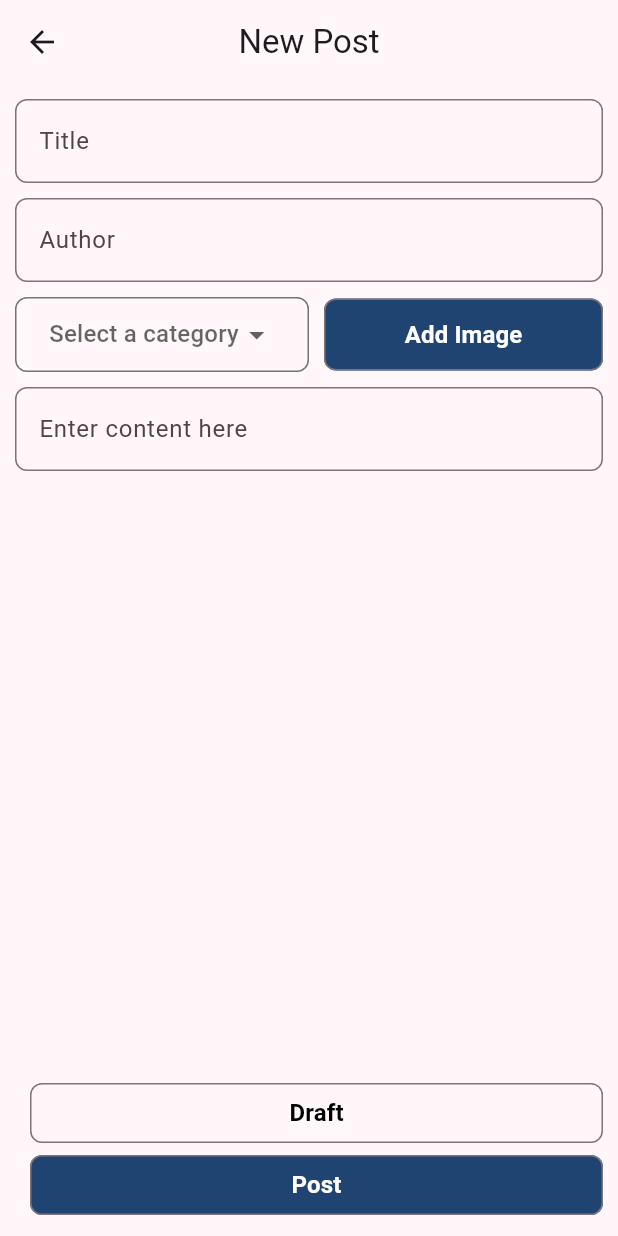
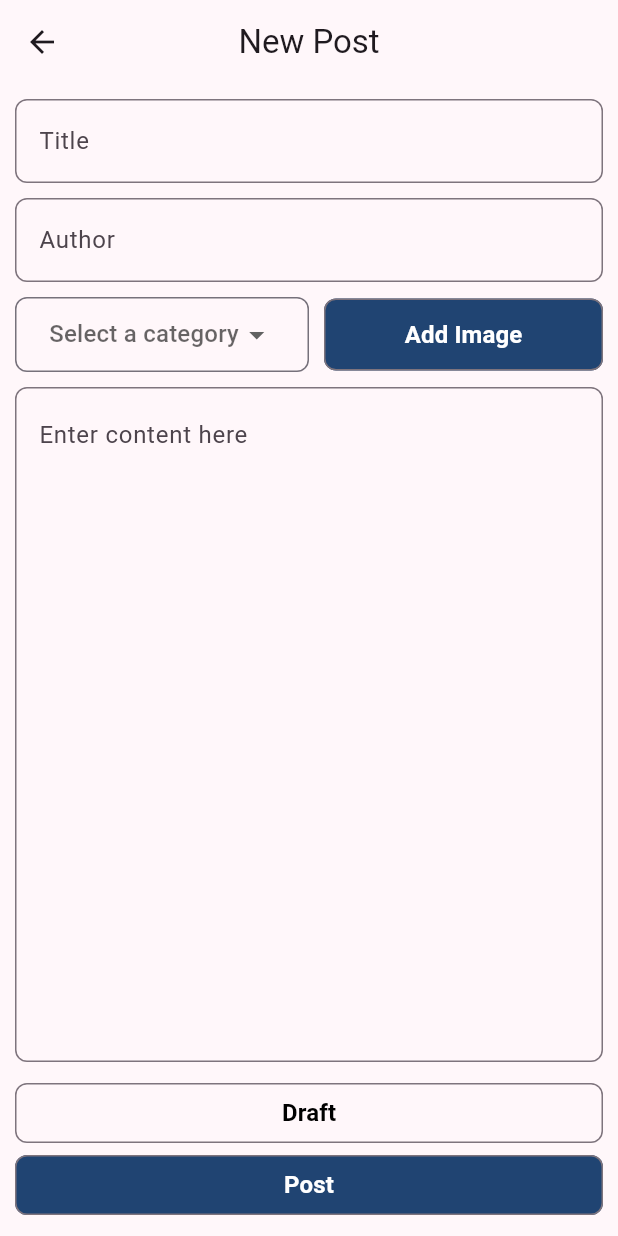
Before and after one commit to swaroopaMammu/novalate, a Flutter app: the screen it shows after launch, item 3 of the bottom bar chosen, after a tap on "Add New Post", on a phone screen of 412 x 824 dp. Run offline on Flutter 3.47's test engine with Material 3 defaults, Android fonts, the light colour scheme and no system bars; our stand-ins replace bloc, cloud_firestore, firebase_core, firebase_storage, flutter_bloc, go_router and 2 more; missing offline and left inert: dart:ffi; accounts and stored records are empty.

Commit message:
code optimization

```diff
--- a/lib/ui/screens/AddNewEntryScreen.dart
+++ b/lib/ui/screens/AddNewEntryScreen.dart
@@ -137,7 +137,7 @@ class _AddNewEntryScreenState extends State<AddNewEntryScreen> {
                 Expanded(
                   child:
                   BoxedButton(buttonText: "Add Image",width: null,height: 48,fillColor: const Color.fromARGB(255, 32, 68, 114),
-                    isButtonEnabled: true,textColor: Colors.white, onClick: (){
+                    isButtonEnabled: true,textColor: Colors.white,padding: const EdgeInsets.fromLTRB(10.0, 0, 0, 0), onClick: (){
                     dBloc.add(AddImageButtonClickEvent());
                   },),
                 ),
@@ -145,17 +145,17 @@ class _AddNewEntryScreenState extends State<AddNewEntryScreen> {
             ),
             const SizedBox(height: 10),
             Expanded(
-              child: BorderedTextField(label: null,hint:"Enter content here",error: "Please enter your  content",controller: _sController,isLongTextField: false ),
+              child: BorderedTextField(label: null,hint:"Enter content here",error: "Please enter your  content",controller: _sController,isLongTextField: true ),
             ),
             const SizedBox(height: 10),
             BoxedButton(buttonText: "Draft",width: double.infinity,height: null,fillColor: null,
-              isButtonEnabled: _isButtonEnabled, textColor: Colors.black,
+              isButtonEnabled: _isButtonEnabled, textColor: Colors.black,padding: const EdgeInsets.all(0.0),
               onClick: (){
                 if(_isButtonEnabled){
                   validateFieldsForDraft();
                 }
               },),
-            BoxedButton(buttonText: "Post",width: double.infinity,height: null,fillColor: const Color.fromARGB(255, 32, 68, 114),
+            BoxedButton(buttonText: "Post",padding: const EdgeInsets.all(0.0),width: double.infinity,height: null,fillColor: const Color.fromARGB(255, 32, 68, 114),
               isButtonEnabled: _isButtonEnabled, textColor: Colors.white,
               onClick: (){
                 if(_isButtonEnabled){
--- a/lib/ui/screens/CategoryScreen.dart
+++ b/lib/ui/screens/CategoryScreen.dart
@@ -5,6 +5,8 @@ import 'package:go_router/go_router.dart';
 import 'package:novalate/bloc/category_bloc.dart';
 import 'package:novalate/utils/AppConstants.dart';
 import 'package:novalate/utils/NavigationConstants.dart';
+
+import '../widgets/round_corner_card.dart';
 
 
 class CategoryScreen extends StatefulWidget {
@@ -15,11 +17,12 @@ class CategoryScreen extends StatefulWidget {
 
 class _CategoryScreenState extends State<CategoryScreen> {
 
-  final cBloc = CategoryBloc();
+  late final CategoryBloc cBloc;
 
   @override
   void initState() {
     super.initState();
+    cBloc = CategoryBloc();
     cBloc.add(CategoryInitialLoadEvent());
   }
 
@@ -64,23 +67,10 @@ class _CategoryScreenState extends State<CategoryScreen> {
                   onTap: (){
                     cBloc.add(CategoryCardClickEvent(category: AppConstants.dropdownItems[index]));
                   },
-                  child: Container(
-                    height: (index % 5 + 1) * 100,
-                    decoration: BoxDecoration(
-                        color:  const Color.fromARGB(255, 130, 151, 170),
-                        //  Color.fromARGB(128, 246, 239, 239),
-                        borderRadius: BorderRadius.circular(8.0)
-                    ),
-                    child: Center(
-                      child: Text(
-                        AppConstants.dropdownItems[index],
-                        style: const TextStyle(color:Colors.white,
-                            fontSize: 20,
-                            decoration: TextDecoration.none,
-                            fontWeight: FontWeight.bold),
-                      ),
-                    ),
-                  ),
+                  child: RoundCornerCard(height:(index % 5 + 1) * 100,borderCorner: 8.0,
+                  cardColor: const Color.fromARGB(255, 130, 151, 170), label: AppConstants.dropdownItems[index],
+                    labelColor: Colors.white,
+                  )
                 );
             },
           )
--- a/lib/ui/screens/DraftScreen.dart
+++ b/lib/ui/screens/DraftScreen.dart
@@ -5,6 +5,7 @@ import 'package:go_router/go_router.dart';
 import 'package:novalate/utils/NavigationConstants.dart';
 
 import '../../bloc/drafts_bloc.dart';
+import '../widgets/boxed_button.dart';
 import '../widgets/stories_list_widget.dart';
 
 class DraftScreen extends StatefulWidget {
@@ -16,7 +17,7 @@ class DraftScreen extends StatefulWidget {
 
 class _DraftScreenState extends State<DraftScreen> {
 
-  String storyId = "hh";
+  String? storyId;
 
   @override
   void initState() {
@@ -58,21 +59,11 @@ class _DraftScreenState extends State<DraftScreen> {
             child: Text("No Drafts available"),
           ),
         ),
-        SizedBox(
-            width: double.infinity,
-            height: 60,
-            child: Padding(
-              padding: const EdgeInsets.fromLTRB(10.0, 10.0, 10.0, 10.0),
-              child: OutlinedButton(onPressed: (){
-                widget.bloc.add(AddNewPostButtonClickEvent());
-              },
-                  style: OutlinedButton.styleFrom(
-                      shape: RoundedRectangleBorder(
-                        borderRadius: BorderRadius.circular(8.0),
-                      )
-                  ),
-                  child: const Text("Add New Post",style: TextStyle(color: Colors.black,fontWeight: FontWeight.bold,fontSize: 16))),
-            )),
+        BoxedButton( buttonText:"Add New Post", width: double.infinity,  padding: const EdgeInsets.all(10.0),
+            height: 60, fillColor: null, isButtonEnabled: true, textColor: Colors.black,
+            onClick: () {
+              widget.bloc.add(AddNewPostButtonClickEvent());
+            }),
       ],
     );
   }
@@ -81,27 +72,17 @@ class _DraftScreenState extends State<DraftScreen> {
     return Column(
       children: [
         Expanded(
-          child: StoriesListWidget(storyList:state.draftList,onTap: (int i){
+          child: StoriesListWidget(storyList:state.draftList,showImage: true,onTap: (int i){
             widget.bloc.add(DraftsListItemClickEvent(model: state.draftList[i]));
           },onDismiss: (int i){
             widget.bloc.add(DraftsListItemRemoveEvent(storyId:  state.draftList[i].storyId));
           })
         ),
-        SizedBox(
-            width: double.infinity,
-            height: 60,
-            child: Padding(
-              padding: const EdgeInsets.fromLTRB(10.0, 10.0, 10.0, 10.0),
-              child: OutlinedButton(onPressed: (){
-                widget.bloc.add(AddNewPostButtonClickEvent());
-              },
-                  style: OutlinedButton.styleFrom(
-                      shape: RoundedRectangleBorder(
-                        borderRadius: BorderRadius.circular(8.0),
-                      )
-                  ),
-                  child: const Text("Add New Post",style: TextStyle(color: Colors.black,fontWeight: FontWeight.bold,fontSize: 16))),
-            )),
+        BoxedButton( buttonText:"Add New Post", width: double.infinity,  padding: const EdgeInsets.all(10.0),
+            height: 60, fillColor: null, isButtonEnabled: true, textColor: Colors.black,
+          onClick: () {
+          widget.bloc.add(AddNewPostButtonClickEvent());
+        }),
       ],
     );
   }
--- a/lib/ui/screens/HomeScreen.dart
+++ b/lib/ui/screens/HomeScreen.dart
@@ -6,6 +6,7 @@ import 'package:novalate/bloc/category_bloc.dart';
 import 'package:novalate/bloc/drafts_bloc.dart';
 import 'package:novalate/bloc/feed_bloc.dart';
 import '../../utils/AppConstants.dart';
+import '../widgets/top_search_bar.dart';
 
 class HomeScreen extends StatefulWidget {
   const HomeScreen({super.key,required this.child,
@@ -19,8 +20,8 @@ class HomeScreen extends StatefulWidget {
 }
 
 class _HomeScreenState extends State<HomeScreen> {
-  int bottomBarIndex = 0;
-  final _fController = TextEditingController();
+  late int bottomBarIndex;
+  late final TextEditingController _fController;
 
   void _onTap(int index) {
       setState(() {
@@ -37,6 +38,14 @@ class _HomeScreenState extends State<HomeScreen> {
       bottomNavigationBar: getBottomNavBar(),
       body: widget.child
     );
+  }
+
+
+  @override
+  void initState() {
+    super.initState();
+    _fController = TextEditingController();
+    bottomBarIndex = 0;
   }
 
   @override
@@ -77,61 +86,26 @@ class _HomeScreenState extends State<HomeScreen> {
         }, icon: const Icon(Icons.info_outline,color: Colors.white))
       ],
       elevation: 20.0,
-      bottom: IsHomeOrNot()
+      bottom: displayTopBarSearch()
     );
   }
 
-  PreferredSizeWidget IsHomeOrNot(){
-    if(bottomBarIndex ==0){
-    return  const PreferredSize(
+  PreferredSizeWidget displayTopBarSearch(){
+    final bool isHome = bottomBarIndex ==0;
+    return  PreferredSize(
         preferredSize: Size.fromHeight(60), child: Padding(
-        padding: const EdgeInsets.fromLTRB(16, 10, 16, 20),
-        child: Text("\" Novalate inspires the storyteller within \"",
-        style: TextStyle(color: Colors.grey,fontWeight: FontWeight.w600,fontSize: 20),)),);
-    }else{
-      return getSearchBar();
-    }
-  }
-
-  PreferredSizeWidget getSearchBar(){
-    return PreferredSize(
-        preferredSize: const Size.fromHeight(60),
-        child: Padding(
-          padding: const EdgeInsets.symmetric(horizontal: 16.0,vertical: 10.0),
-          child: Expanded(
-            child: TextField(
-              controller: _fController,
-              decoration: InputDecoration(
-                hintText: "Search your choice here",
-                contentPadding: const EdgeInsets.symmetric(vertical: 10.0,horizontal: 10.0),
-                focusedBorder: OutlineInputBorder(
-                  borderRadius: BorderRadius.circular(8.0),
-                  borderSide: const BorderSide(
-                    color: Colors.white,
-                    width: 2.0,
-                  ),
-                ),
-                enabledBorder : OutlineInputBorder(
-                  borderRadius: BorderRadius.circular(8.0),
-                  borderSide: const BorderSide(
-                    color: Colors.white,
-                    width: 2.0,
-                  ),
-                ),
-                prefixIcon: IconButton(onPressed: (){
-                  switch(bottomBarIndex){
-                    case 1: widget.fBloc.add(FeedsInitialLoadEvent(searchQ: _fController.text));
-                    case 2: widget.dBloc.add(DraftsListLoadEvent(searchQ: _fController.text));
-                  }
-
-                }, icon: const Icon(Icons.search)),
-                fillColor: Colors.white,
-                filled: true,
-              ),
-            ),
-          ),
-        )
-    );
+        padding: isHome ? const EdgeInsets.fromLTRB(16, 10, 16, 20) : const EdgeInsets.symmetric(horizontal: 16.0,vertical: 10.0),
+        child: isHome ? Text("\" Novalate inspires the storyteller within \"",
+        style: TextStyle(color: Colors.grey,fontWeight: FontWeight.w600,fontSize: 20),) :
+        Expanded(
+            child:  TopSearchBar(sController: _fController ,onSearch: (String query){
+              switch(bottomBarIndex){
+                case 1: widget.fBloc.add(FeedsInitialLoadEvent(searchQ: query));
+                case 2: widget.dBloc.add(DraftsListLoadEvent(searchQ: query));
+              }
+            })
+        ),
+    ),);
   }
 
  Widget getBottomNavBar(){
--- a/lib/ui/widgets/boxed_button.dart
+++ b/lib/ui/widgets/boxed_button.dart
@@ -2,7 +2,7 @@ import 'package:flutter/material.dart';
 
 class BoxedButton extends StatelessWidget {
   const BoxedButton({super.key,required,required this.onClick,required this.buttonText,required this.width,
-  required this.height,required this.fillColor, required this.isButtonEnabled,required this.textColor});
+  required this.height,required this.fillColor, required this.isButtonEnabled,required this.textColor,required this.padding});
   final void Function() onClick;
   final String buttonText;
   final double? height;
@@ -10,6 +10,7 @@ class BoxedButton extends StatelessWidget {
   final Color? fillColor;
   final bool isButtonEnabled;
   final Color textColor;
+  final EdgeInsetsGeometry padding;
 
   @override
   Widget build(BuildContext context) {
@@ -17,7 +18,7 @@ class BoxedButton extends StatelessWidget {
         height: height,
         width: width,
         child: Padding(
-          padding: const EdgeInsets.fromLTRB(10.0, 0, 0, 0),
+          padding: padding,
           child: OutlinedButton(onPressed: (){
             onClick();
           },
--- /dev/null
+++ b/lib/ui/widgets/round_corner_card.dart
@@ -0,0 +1,32 @@
+import 'package:flutter/material.dart';
+
+class RoundCornerCard extends StatelessWidget {
+  const RoundCornerCard({super.key, required this.height, required this.label,
+  required this.borderCorner, required this.cardColor, required this.labelColor});
+  final double height;
+  final String label;
+  final Color cardColor;
+  final Color labelColor;
+  final double borderCorner;
+
+  @override
+  Widget build(BuildContext context) {
+    return  Container(
+      height: height,
+      decoration: BoxDecoration(
+          color:  cardColor,
+          //  Color.fromARGB(128, 246, 239, 239),
+          borderRadius: BorderRadius.circular(borderCorner)
+      ),
+      child: Center(
+        child: Text(
+          label,
+          style: TextStyle(color:labelColor,
+              fontSize: 20,
+              decoration: TextDecoration.none,
+              fontWeight: FontWeight.bold),
+        ),
+      ),
+    );
+  }
+}
--- /dev/null
+++ b/lib/ui/widgets/top_search_bar.dart
@@ -0,0 +1,37 @@
+import 'package:flutter/material.dart';
+
+class TopSearchBar extends StatelessWidget {
+  const TopSearchBar({super.key,required this.sController, required this.onSearch});
+  final TextEditingController sController;
+  final void Function(String query) onSearch;
+
+  @override
+  Widget build(BuildContext context) {
+    return TextField(
+      controller: sController,
+      decoration: InputDecoration(
+        hintText: "Search your choice here",
+        contentPadding: const EdgeInsets.symmetric(vertical: 10.0,horizontal: 10.0),
+        focusedBorder: OutlineInputBorder(
+          borderRadius: BorderRadius.circular(8.0),
+          borderSide: const BorderSide(
+            color: Colors.white,
+            width: 2.0,
+          ),
+        ),
+        enabledBorder : OutlineInputBorder(
+          borderRadius: BorderRadius.circular(8.0),
+          borderSide: const BorderSide(
+            color: Colors.white,
+            width: 2.0,
+          ),
+        ),
+        prefixIcon: IconButton(onPressed: (){
+          onSearch(sController.text);
+        }, icon: const Icon(Icons.search)),
+        fillColor: Colors.white,
+        filled: true,
+      ),
+    );
+  }
+}
```
Also changed, not shown: lib/ui/screens/FeedScreen.dart (+9 -33 lines), lib/ui/screens/StoryListScreen.dart (+12 -6 lines), lib/ui/screens/StoryReaderScreen.dart (+12 -23 lines), lib/ui/widgets/image_card.dart (added, +29 -0 lines), lib/ui/widgets/list_item_card_widget.dart (added, +22 -0 lines), lib/ui/widgets/stories_list_widget.dart (+11 -18 lines).
